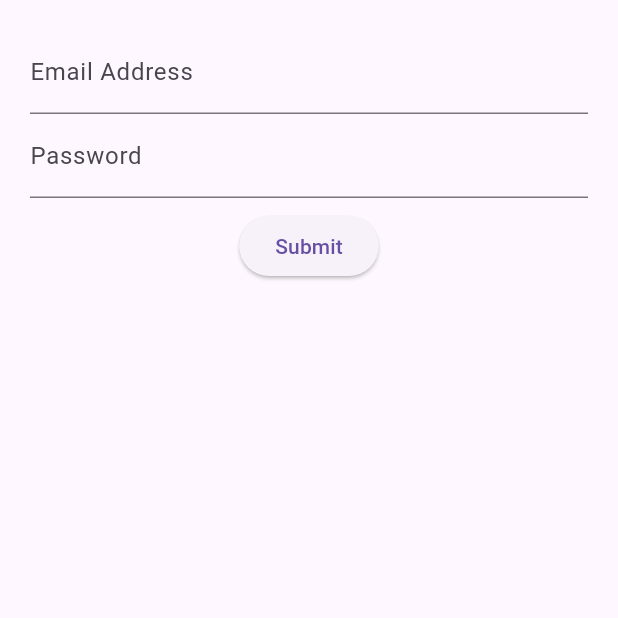
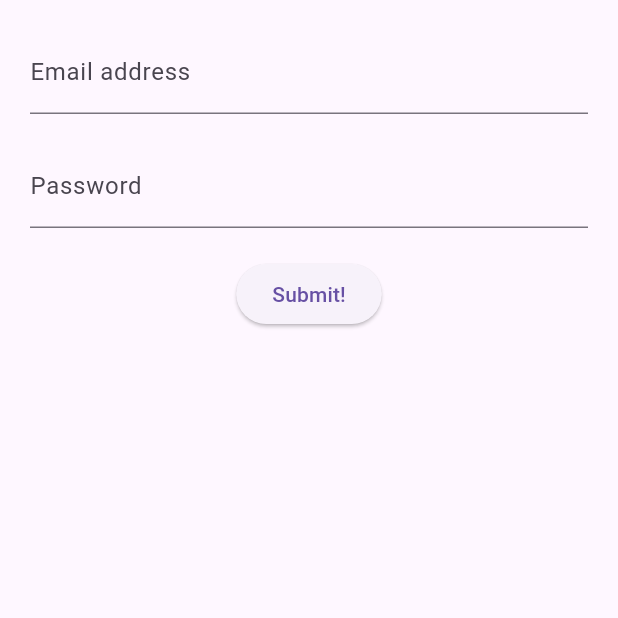
Before and after one commit to umairshaik/flutter_login_statefull, a Flutter app: the screen it shows after launch, on a phone screen of 412 x 824 dp, the top half of it. Run offline on Flutter 3.47's test engine with Material 3 defaults, Android fonts, the phone set to English and light mode, and no system bars.

Commit message:
[Umair][002] create different widgets for email, pwd and button

```diff
--- a/lib/src/app.dart
+++ b/lib/src/app.dart
@@ -1,5 +1,5 @@
 import 'package:flutter/material.dart';
-import 'package:login_stateful/src/screens/login_screen.dart';
+import 'package:login_stateful/src/screens/login_screen2.dart';
 
 class App extends StatelessWidget {
   const App({super.key});
@@ -8,7 +8,7 @@ class App extends StatelessWidget {
   Widget build(BuildContext context) {
     return const MaterialApp(
       title: "Log me in",
-      home: Scaffold(body: LoginScreen()),
+      home: Scaffold(body: LoginScreen2()),
     );
   }
 }
--- /dev/null
+++ b/lib/src/screens/login_screen2.dart
@@ -0,0 +1,32 @@
+import 'package:flutter/material.dart';
+import 'package:login_stateful/src/screens/widgets/email_field_widget.dart';
+import 'package:login_stateful/src/screens/widgets/password_field_widget.dart';
+import 'package:login_stateful/src/screens/widgets/submit_button_widget.dart';
+
+class LoginScreen2 extends StatefulWidget {
+  const LoginScreen2({super.key});
+
+  @override
+  State<StatefulWidget> createState() {
+    return LoginScreenState2();
+  }
+}
+
+class LoginScreenState2 extends State<LoginScreen2> {
+  @override
+  Widget build(BuildContext context) {
+    return Container(
+        margin: const EdgeInsets.all(20.0),
+        child: const Form(
+          child: Column(
+            children: [
+              EmailFieldWidget(),
+              Padding(padding: EdgeInsets.only(top: 20.0)),
+              PasswordFieldWidget(),
+              Padding(padding: EdgeInsets.only(top: 20.0)),
+              SubmitButtonWidget(),
+            ],
+          ),
+        ));
+  }
+}
--- /dev/null
+++ b/lib/src/screens/widgets/email_field_widget.dart
@@ -0,0 +1,16 @@
+import 'package:flutter/material.dart';
+
+class EmailFieldWidget extends StatelessWidget {
+  const EmailFieldWidget({super.key});
+
+  @override
+  Widget build(BuildContext context) {
+    return TextFormField(
+      keyboardType: TextInputType.emailAddress,
+      decoration: const InputDecoration(
+        labelText: "Email address",
+        hintText: 'youremail@example.com',
+      ),
+    );
+  }
+}
--- /dev/null
+++ b/lib/src/screens/widgets/password_field_widget.dart
@@ -0,0 +1,16 @@
+import 'package:flutter/material.dart';
+
+class PasswordFieldWidget extends StatelessWidget {
+  const PasswordFieldWidget({super.key});
+
+  @override
+  Widget build(BuildContext context) {
+    return TextFormField(
+      obscureText: true,
+      decoration: const InputDecoration(
+        labelText: 'Password',
+        hintText: 'Password',
+      ),
+    );
+  }
+}
--- /dev/null
+++ b/lib/src/screens/widgets/submit_button_widget.dart
@@ -0,0 +1,10 @@
+import 'package:flutter/material.dart';
+
+class SubmitButtonWidget extends StatelessWidget {
+  const SubmitButtonWidget({super.key});
+
+  @override
+  Widget build(BuildContext context) {
+    return ElevatedButton(onPressed: () {}, child: const Text('Submit!'));
+  }
+}
```
Also changed, not shown: pubspec.lock.
